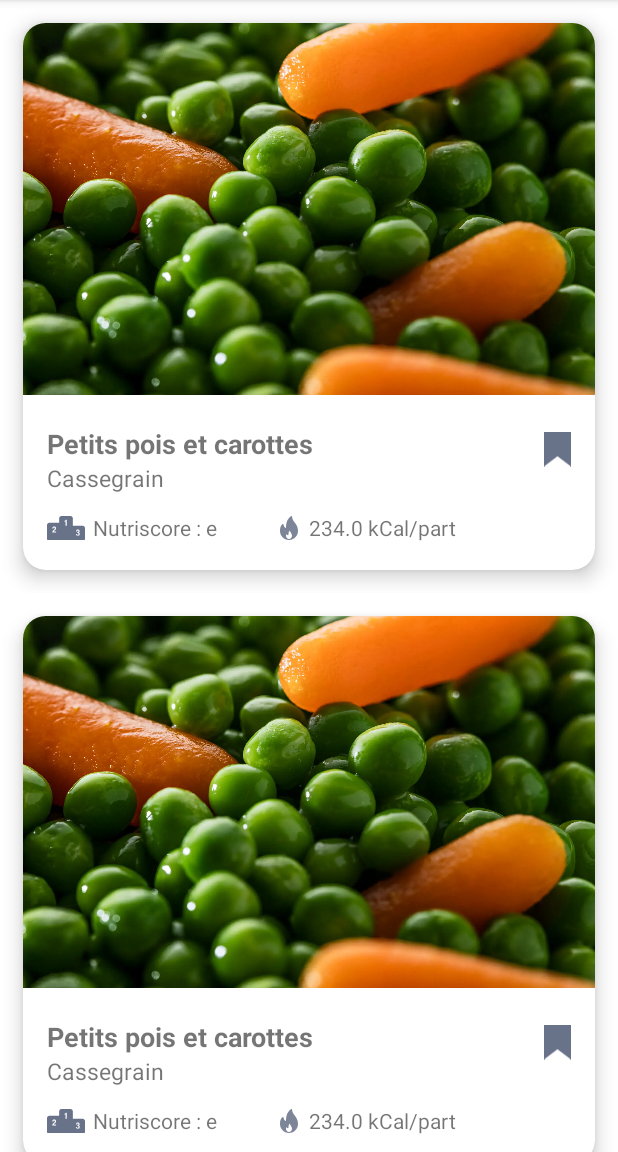
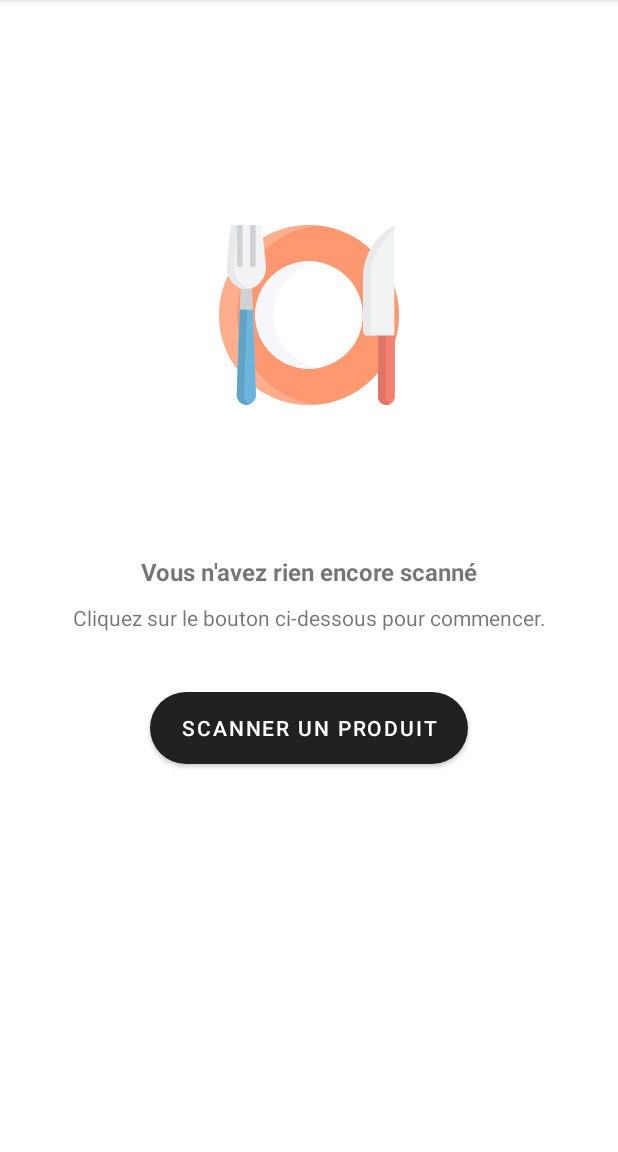
Before and after one commit to Flow2dot0/esgi_android_v2, an Android app: the screen it shows after launch (ProductsActivity before the commit, ProductsEmptyScanActivity after it), on a phone screen of 412 x 824 dp, the part 84-1236 px from its top. Run offline under Robolectric (Android 15) with nearby library versions, the light colour scheme and no system bars.

Commit message:
feat : empty scan

```diff
--- a/app/src/main/AndroidManifest.xml
+++ b/app/src/main/AndroidManifest.xml
@@ -1,6 +1,6 @@
 <?xml version="1.0" encoding="utf-8"?>
 <manifest xmlns:android="http://schemas.android.com/apk/res/android"
-    package="com.florian.esgiandroid">
+    package="com.florian.esgiandroid" >
 
     <uses-permission android:name="android.permission.INTERNET" />
 
@@ -11,9 +11,9 @@
         android:label="@string/app_name"
         android:roundIcon="@mipmap/ic_launcher_round"
         android:supportsRtl="true"
-        android:theme="@style/SplashScreen">
+        android:theme="@style/SplashScreen" >
         <activity
-            android:name=".presentation.ProductsActivity"
+            android:name=".presentation.pages.ProductsEmptyScanActivity"
             android:exported="true" >
             <intent-filter>
                 <action android:name="android.intent.action.MAIN" />
@@ -22,18 +22,22 @@
             </intent-filter>
         </activity>
         <activity
-            android:name=".presentation.NutrientsInfosActivity"
-            android:exported="true">
+            android:name=".presentation.pages.ProductsActivity"
+            android:exported="true" >
 
         </activity>
         <activity
-            android:name=".presentation.ProductDetailActivity"
-            android:exported="true"></activity>
+            android:name=".presentation.pages.NutrientsInfosActivity"
+            android:exported="true" >
+        </activity>
         <activity
-            android:name=".presentation.ProductActivity"
+            android:name=".presentation.pages.ProductDetailActivity"
             android:exported="true" />
         <activity
-            android:name=".presentation.PlaygroundActivity"
+            android:name=".presentation.pages.ProductActivity"
+            android:exported="true" />
+        <activity
+            android:name=".presentation.pages.PlaygroundActivity"
             android:exported="true" />
         <activity
             android:name=".MainActivity"
--- a/app/src/main/java/com/florian/esgiandroid/presentation/NutrientsInfosActivity.kt
+++ b/app/src/main/java/com/florian/esgiandroid/presentation/pages/NutrientsInfosActivity.kt
@@ -1,11 +1,11 @@
-package com.florian.esgiandroid.presentation
+package com.florian.esgiandroid.presentation.pages
 
 import androidx.appcompat.app.AppCompatActivity
 import android.os.Bundle
 import android.widget.TextView
 import com.florian.esgiandroid.R
 import com.florian.esgiandroid.domain.DefaultProduct
-import com.florian.esgiandroid.domain.NutritionsFactsItem
+import com.florian.esgiandroid.presentation.format
 
 class NutrientsInfosActivity : AppCompatActivity() {
     override fun onCreate(savedInstanceState: Bundle?) {
--- a/app/src/main/java/com/florian/esgiandroid/presentation/PlaygroundActivity.kt
+++ b/app/src/main/java/com/florian/esgiandroid/presentation/pages/PlaygroundActivity.kt
@@ -1,4 +1,4 @@
-package com.florian.esgiandroid.presentation
+package com.florian.esgiandroid.presentation.pages
 
 import android.graphics.Typeface
 import androidx.appcompat.app.AppCompatActivity
--- a/app/src/main/java/com/florian/esgiandroid/presentation/ProductActivity.kt
+++ b/app/src/main/java/com/florian/esgiandroid/presentation/pages/ProductActivity.kt
@@ -1,4 +1,4 @@
-package com.florian.esgiandroid.presentation
+package com.florian.esgiandroid.presentation.pages
 
 import androidx.appcompat.app.AppCompatActivity
 import android.os.Bundle
@@ -6,6 +6,8 @@ import android.widget.ImageView
 import android.widget.TextView
 import com.florian.esgiandroid.R
 import com.florian.esgiandroid.domain.DefaultProduct
+import com.florian.esgiandroid.presentation.formatItemsFromList
+import com.florian.esgiandroid.presentation.setSpannableTextBold
 import com.squareup.picasso.Picasso
 
 class ProductActivity : AppCompatActivity() {
--- a/app/src/main/java/com/florian/esgiandroid/presentation/ProductDetailActivity.kt
+++ b/app/src/main/java/com/florian/esgiandroid/presentation/pages/ProductDetailActivity.kt
@@ -1,4 +1,4 @@
-package com.florian.esgiandroid.presentation
+package com.florian.esgiandroid.presentation.pages
 
 import android.content.res.ColorStateList
 import androidx.appcompat.app.AppCompatActivity
@@ -8,8 +8,7 @@ import android.widget.TextView
 import androidx.core.graphics.drawable.DrawableCompat
 import com.florian.esgiandroid.R
 import com.florian.esgiandroid.domain.*
-import java.math.RoundingMode
-import java.text.DecimalFormat
+import com.florian.esgiandroid.presentation.toDecimal2
 
 class ProductDetailActivity : AppCompatActivity() {
     override fun onCreate(savedInstanceState: Bundle?) {
--- a/app/src/main/java/com/florian/esgiandroid/presentation/ProductsActivity.kt
+++ b/app/src/main/java/com/florian/esgiandroid/presentation/pages/ProductsActivity.kt
@@ -1,4 +1,4 @@
-package com.florian.esgiandroid.presentation
+package com.florian.esgiandroid.presentation.pages
 
 import androidx.appcompat.app.AppCompatActivity
 import android.os.Bundle
--- /dev/null
+++ b/app/src/main/java/com/florian/esgiandroid/presentation/pages/ProductsEmptyScanActivity.kt
@@ -0,0 +1,12 @@
+package com.florian.esgiandroid.presentation.pages
+
+import androidx.appcompat.app.AppCompatActivity
+import android.os.Bundle
+import com.florian.esgiandroid.R
+
+class ProductsEmptyScanActivity : AppCompatActivity() {
+    override fun onCreate(savedInstanceState: Bundle?) {
+        super.onCreate(savedInstanceState)
+        setContentView(R.layout.activity_products_empty_scan)
+    }
+}
--- /dev/null
+++ b/app/src/main/res/drawable/elevated_rounded_button.xml
@@ -0,0 +1,17 @@
+<?xml version="1.0" encoding="utf-8"?>
+<shape xmlns:android="http://schemas.android.com/apk/res/android">
+
+    <corners android:radius="25dp" />
+
+    <gradient
+        android:angle="0"
+        android:endColor="@color/toolbar_gradient_end"
+        android:startColor="@color/toolbar_gradient_start" />
+
+    <padding
+        android:bottom="15dp"
+        android:left="30dp"
+        android:right="30dp"
+        android:top="15dp" />
+
+</shape>
--- a/app/src/main/res/layout/activity_nutrients_infos.xml
+++ b/app/src/main/res/layout/activity_nutrients_infos.xml
@@ -6,7 +6,7 @@
     android:layout_height="match_parent"
     app:layout_constraintWidth_default="percent"
     android:background="@color/white"
-    tools:context=".presentation.NutrientsInfosActivity">
+    tools:context=".presentation.pages.NutrientsInfosActivity">
 
 
     <com.florian.esgiandroid.presentation.molecules.TableCellView
--- a/app/src/main/res/layout/activity_playground.xml
+++ b/app/src/main/res/layout/activity_playground.xml
@@ -4,6 +4,6 @@
     xmlns:tools="http://schemas.android.com/tools"
     android:layout_width="match_parent"
     android:layout_height="match_parent"
-    tools:context=".presentation.PlaygroundActivity">
+    tools:context=".presentation.pages.PlaygroundActivity">
 
 </androidx.constraintlayout.widget.ConstraintLayout>
--- a/app/src/main/res/layout/activity_product.xml
+++ b/app/src/main/res/layout/activity_product.xml
@@ -5,7 +5,7 @@
     android:layout_width="match_parent"
     android:layout_height="match_parent"
     android:background="@color/white"
-    tools:context=".presentation.ProductActivity">
+    tools:context=".presentation.pages.ProductActivity">
     <androidx.constraintlayout.widget.Guideline
         android:layout_width="wrap_content"
         android:layout_height="wrap_content"
--- a/app/src/main/res/layout/activity_product_detail.xml
+++ b/app/src/main/res/layout/activity_product_detail.xml
@@ -6,7 +6,7 @@
     android:layout_height="match_parent"
     android:background="@color/white"
     android:padding="25dp"
-    tools:context=".presentation.ProductDetailActivity">
+    tools:context=".presentation.pages.ProductDetailActivity">
     <TextView
         app:layout_constraintTop_toTopOf="parent"
         app:layout_constraintStart_toStartOf="parent"
--- a/app/src/main/res/layout/activity_products.xml
+++ b/app/src/main/res/layout/activity_products.xml
@@ -5,7 +5,7 @@
     android:layout_width="match_parent"
     android:layout_height="match_parent"
     android:background="@color/white"
-    tools:context=".presentation.ProductsActivity">
+    tools:context=".presentation.pages.ProductsActivity">
     <androidx.recyclerview.widget.RecyclerView
         android:layout_width="match_parent"
         android:layout_height="match_parent"
--- /dev/null
+++ b/app/src/main/res/layout/activity_products_empty_scan.xml
@@ -0,0 +1,53 @@
+<?xml version="1.0" encoding="utf-8"?>
+<androidx.constraintlayout.widget.ConstraintLayout xmlns:android="http://schemas.android.com/apk/res/android"
+    xmlns:app="http://schemas.android.com/apk/res-auto"
+    xmlns:tools="http://schemas.android.com/tools"
+    android:background="@color/white"
+    android:layout_width="match_parent"
+    android:layout_height="match_parent"
+    android:paddingTop="150dp"
+    tools:context=".presentation.pages.ProductsEmptyScanActivity">
+    <ImageView
+        android:id="@+id/products_empty_scan_banner"
+        android:contentDescription=""
+        app:layout_constraintLeft_toLeftOf="parent"
+        app:layout_constraintTop_toTopOf="parent"
+        android:src="@drawable/ic_empty_saved"
+        android:layout_width="match_parent"
+        android:layout_height="120dp" />
+    <TextView
+        android:id="@+id/products_empty_scan_not_scanned_yet"
+        android:layout_marginTop="100dp"
+        app:layout_constraintTop_toBottomOf="@id/products_empty_scan_banner"
+        android:layout_width="match_parent"
+        android:layout_height="wrap_content"
+        android:text="@string/products_empty_scan_not_scanned_yet"
+        android:textAlignment="center"
+        android:textStyle="bold"
+        android:textSize="16sp"
+        />
+    <TextView
+        android:id="@+id/products_empty_scan_info_button"
+        android:layout_marginTop="10dp"
+        app:layout_constraintTop_toBottomOf="@id/products_empty_scan_not_scanned_yet"
+        android:layout_width="match_parent"
+        android:layout_height="wrap_content"
+        android:text="@string/products_empty_scan_info_button"
+        android:textAlignment="center"
+        android:textSize="14sp"
+        />
+    <Button
+        android:elevation="8dp"
+        android:layout_marginTop="40dp"
+        android:layout_marginLeft="100dp"
+        android:layout_marginRight="100dp"
+        app:layout_constraintTop_toBottomOf="@id/products_empty_scan_info_button"
+        android:layout_width="match_parent"
+        android:layout_height="wrap_content"
+        android:backgroundTint="@color/white"
+        android:background="@drawable/elevated_rounded_button"
+        android:text="@string/products_empty_scan_button_title"
+        />
+
+
+</androidx.constraintlayout.widget.ConstraintLayout>
--- a/app/src/main/res/layout/item_product.xml
+++ b/app/src/main/res/layout/item_product.xml
@@ -42,8 +42,7 @@
                     app:layout_constraintTop_toTopOf="@id/item_product_cl"
                     android:layout_width="wrap_content"
                     android:layout_height="wrap_content"
-                    android:text="@string/product_name"
-                    />
+                    android:text="@string/product_name" />
 
                 <ImageView
                     android:layout_width="18dp"
@@ -61,6 +60,7 @@
                     android:id="@+id/item_product_brand"
                     android:layout_width="wrap_content"
                     android:layout_height="wrap_content"/>
+
                 <androidx.appcompat.widget.LinearLayoutCompat
                     android:layout_marginTop="10dp"
                     app:layout_constraintTop_toBottomOf="@id/item_product_brand"
@@ -68,6 +68,7 @@
                     android:layout_width="match_parent"
                     android:gravity="center_vertical"
                     android:layout_height="25dp">
+
                     <ImageView
                         android:src="@drawable/ranking"
                         android:layout_width="25dp"
--- a/app/src/main/res/values/strings.xml
+++ b/app/src/main/res/values/strings.xml
@@ -31,6 +31,11 @@
     <string name="salt">Sel</string>
     <string name="sodium">Sodium</string>
 
+    <string name="products_empty_scan_not_scanned_yet">Vous n\'avez rien encore scanné</string>
+    <string name="products_empty_scan_info_button">Cliquez sur le bouton ci-dessous pour commencer.</string>
+    <string name="products_empty_scan_button_title">scanner un produit</string>
+
+
 
     <!-- TODO: Remove or change this placeholder text -->
     <string name="hello_blank_fragment">Hello blank fragment</string>
```
Also changed, not shown: 1 other file.
